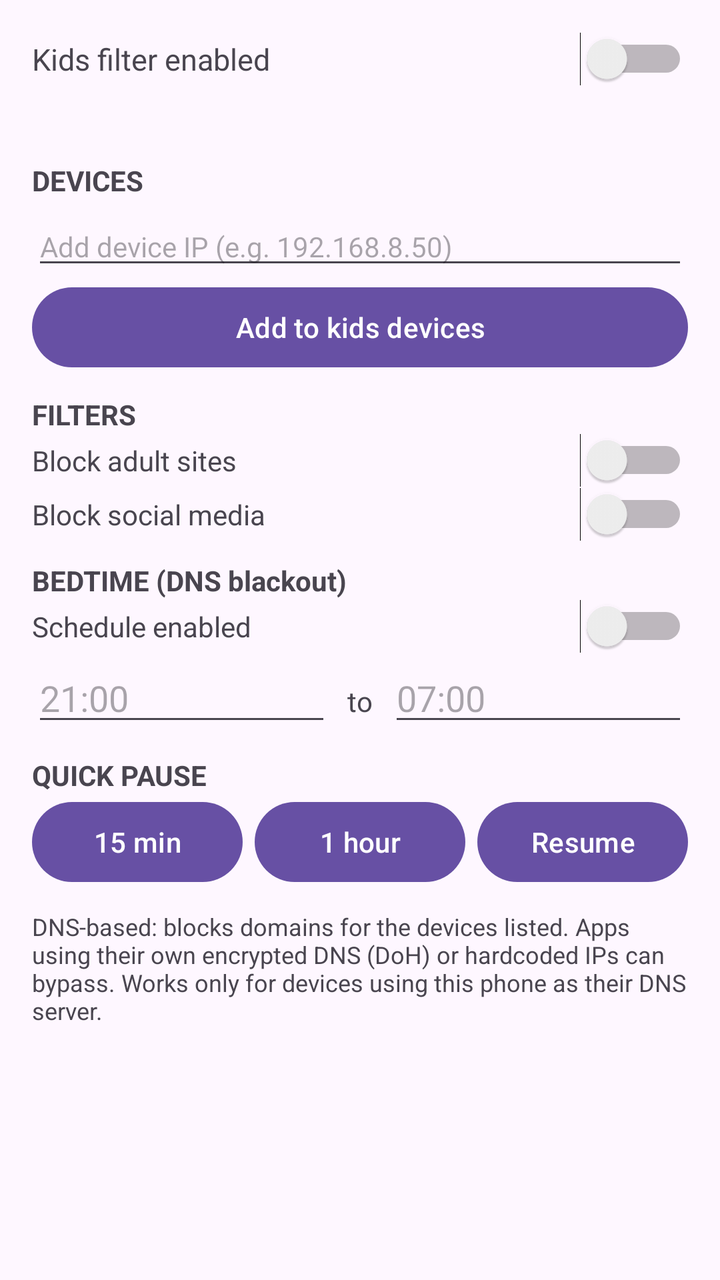
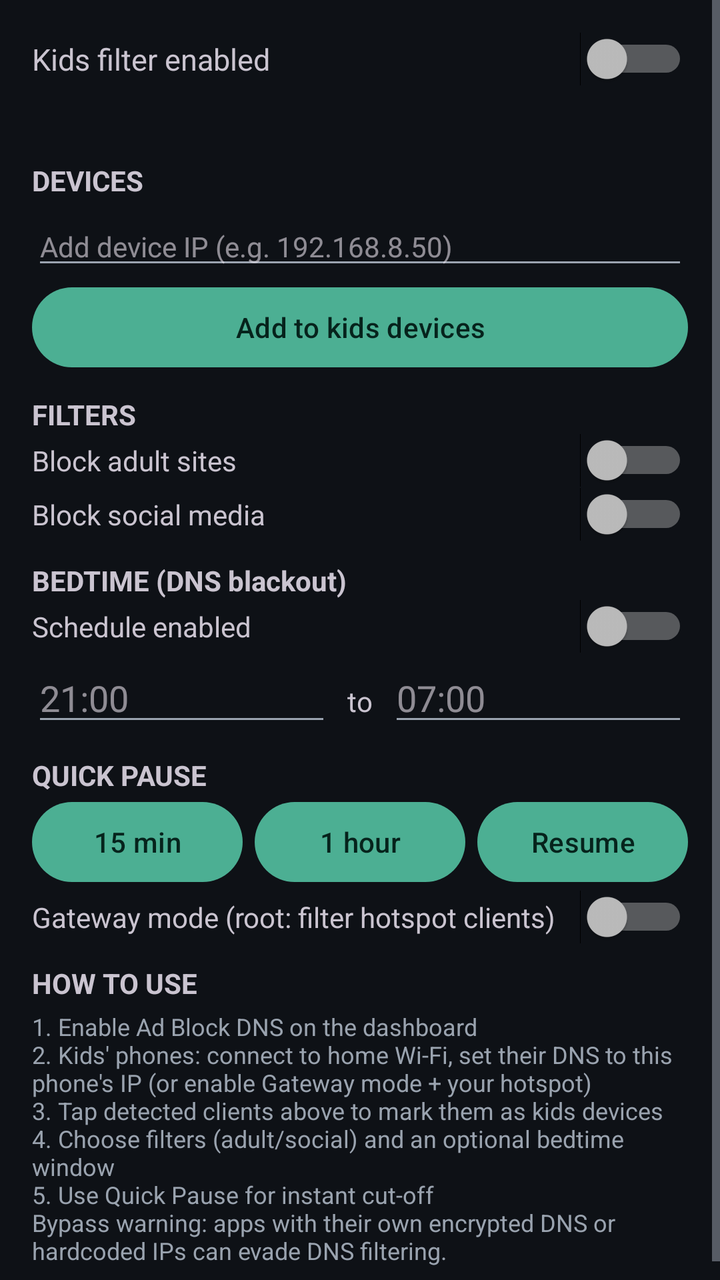

Before-and-after screenshots of an Android layout around one commit, followed by the original layout XML and the change that was made.
<!-- AndroidManifest.xml: application theme Theme.App -->
<!-- res/layout/activity_parental.xml -->
<?xml version="1.0" encoding="utf-8"?>
<ScrollView xmlns:android="http://schemas.android.com/apk/res/android"
    android:layout_width="match_parent"
    android:layout_height="match_parent">

    <LinearLayout
        android:layout_width="match_parent"
        android:layout_height="wrap_content"
        android:orientation="vertical"
        android:padding="16dp">

        <LinearLayout
            android:layout_width="match_parent"
            android:layout_height="wrap_content"
            android:orientation="horizontal"
            android:gravity="center_vertical">
            <TextView
                android:layout_width="0dp"
                android:layout_height="wrap_content"
                android:layout_weight="1"
                android:text="Kids filter enabled"
                android:textSize="15sp"/>
            <Switch
                android:id="@+id/swPcEnabled"
                android:layout_width="wrap_content"
                android:layout_height="wrap_content"/>
        </LinearLayout>

        <TextView
            android:id="@+id/textParental"
            android:layout_width="match_parent"
            android:layout_height="wrap_content"
            android:layout_marginTop="10dp"
            android:textSize="13sp"
            android:fontFamily="monospace"/>

        <TextView
            android:layout_width="match_parent"
            android:layout_height="wrap_content"
            android:layout_marginTop="10dp"
            android:text="DEVICES"
            android:textStyle="bold"/>

        <LinearLayout
            android:id="@+id/devicesBox"
            android:layout_width="match_parent"
            android:layout_height="wrap_content"
            android:orientation="vertical"
            android:layout_marginTop="4dp"/>

        <EditText
            android:id="@+id/etAddDevice"
            android:layout_width="match_parent"
            android:layout_height="wrap_content"
            android:hint="Add device IP (e.g. 192.168.8.50)"
            android:inputType="text"
            android:textSize="14sp"/>

        <Button
            android:id="@+id/buttonAddDevice"
            android:layout_width="match_parent"
            android:layout_height="wrap_content"
            android:text="Add to kids devices"/>

        <TextView
            android:layout_width="match_parent"
            android:layout_height="wrap_content"
            android:layout_marginTop="10dp"
            android:text="FILTERS"
            android:textStyle="bold"/>

        <LinearLayout
            android:layout_width="match_parent"
            android:layout_height="wrap_content"
            android:orientation="horizontal"
            android:gravity="center_vertical">
            <TextView
                android:layout_width="0dp"
                android:layout_height="wrap_content"
                android:layout_weight="1"
                android:text="Block adult sites"/>
            <Switch
                android:id="@+id/swAdult"
                android:layout_width="wrap_content"
                android:layout_height="wrap_content"/>
        </LinearLayout>

        <LinearLayout
            android:layout_width="match_parent"
            android:layout_height="wrap_content"
            android:orientation="horizontal"
            android:gravity="center_vertical">
            <TextView
                android:layout_width="0dp"
                android:layout_height="wrap_content"
                android:layout_weight="1"
                android:text="Block social media"/>
            <Switch
                android:id="@+id/swSocial"
                android:layout_width="wrap_content"
                android:layout_height="wrap_content"/>
        </LinearLayout>

        <TextView
            android:layout_width="match_parent"
            android:layout_height="wrap_content"
            android:layout_marginTop="10dp"
            android:text="BEDTIME (DNS blackout)"
            android:textStyle="bold"/>

        <LinearLayout
            android:layout_width="match_parent"
            android:layout_height="wrap_content"
            android:orientation="horizontal"
            android:gravity="center_vertical">
            <TextView
                android:layout_width="0dp"
                android:layout_height="wrap_content"
                android:layout_weight="1"
                android:text="Schedule enabled"/>
            <Switch
                android:id="@+id/swSchedule"
                android:layout_width="wrap_content"
                android:layout_height="wrap_content"/>
        </LinearLayout>

        <LinearLayout
            android:layout_width="match_parent"
            android:layout_height="wrap_content"
            android:orientation="horizontal">
            <EditText
                android:id="@+id/etStart"
                android:layout_width="0dp"
                android:layout_height="wrap_content"
                android:layout_weight="1"
                android:hint="21:00"
                android:inputType="time"/>
            <TextView
                android:layout_width="wrap_content"
                android:layout_height="wrap_content"
                android:padding="8dp"
                android:text="to"/>
            <EditText
                android:id="@+id/etEnd"
                android:layout_width="0dp"
                android:layout_height="wrap_content"
                android:layout_weight="1"
                android:hint="07:00"
                android:inputType="time"/>
        </LinearLayout>

        <TextView
            android:layout_width="match_parent"
            android:layout_height="wrap_content"
            android:layout_marginTop="10dp"
            android:text="QUICK PAUSE"
            android:textStyle="bold"/>

        <LinearLayout
            android:layout_width="match_parent"
            android:layout_height="wrap_content"
            android:orientation="horizontal">
            <Button
                android:id="@+id/buttonPause15"
                android:layout_width="0dp"
                android:layout_height="wrap_content"
                android:layout_weight="1"
                android:text="15 min"/>
            <Button
                android:id="@+id/buttonPause60"
                android:layout_width="0dp"
                android:layout_height="wrap_content"
                android:layout_weight="1"
                android:layout_marginStart="6dp"
                android:text="1 hour"/>
            <Button
                android:id="@+id/buttonResume"
                android:layout_width="0dp"
                android:layout_height="wrap_content"
                android:layout_weight="1"
                android:layout_marginStart="6dp"
                android:text="Resume"/>
        </LinearLayout>

        <TextView
            android:layout_width="match_parent"
            android:layout_height="wrap_content"
            android:layout_marginTop="10dp"
            android:textSize="12sp"
            android:text="DNS-based: blocks domains for the devices listed. Apps using their own encrypted DNS (DoH) or hardcoded IPs can bypass. Works only for devices using this phone as their DNS server."
            android:textColor="?android:attr/textColorSecondary"/>
    </LinearLayout>
</ScrollView>
<!-- resources referenced by this layout -->
<resources>
  <style name="Theme.App" parent="Theme.Material3.DayNight.NoActionBar" />
</resources>

<!-- the commit's change to res/layout/activity_parental.xml (unified diff, before → after) -->
@@ -182,12 +182,35 @@
                 android:text="Resume"/>
         </LinearLayout>
 
-        <TextView
-            android:layout_width="match_parent"
-            android:layout_height="wrap_content"
-            android:layout_marginTop="10dp"
+        <LinearLayout
+            android:layout_width="match_parent"
+            android:layout_height="wrap_content"
+            android:orientation="horizontal"
+            android:gravity="center_vertical">
+            <TextView
+                android:layout_width="0dp"
+                android:layout_height="wrap_content"
+                android:layout_weight="1"
+                android:text="Gateway mode (root: filter hotspot clients)"/>
+            <Switch
+                android:id="@+id/swGateway"
+                android:layout_width="wrap_content"
+                android:layout_height="wrap_content"/>
+        </LinearLayout>
+
+        <TextView
+            android:layout_width="match_parent"
+            android:layout_height="wrap_content"
+            android:layout_marginTop="10dp"
+            android:text="HOW TO USE"
+            android:textStyle="bold"/>
+
+        <TextView
+            android:layout_width="match_parent"
+            android:layout_height="wrap_content"
+            android:layout_marginTop="4dp"
             android:textSize="12sp"
-            android:text="DNS-based: blocks domains for the devices listed. Apps using their own encrypted DNS (DoH) or hardcoded IPs can bypass. Works only for devices using this phone as their DNS server."
+            android:text="1. Enable Ad Block DNS on the dashboard\n2. Kids' phones: connect to home Wi-Fi, set their DNS to this phone's IP (or enable Gateway mode + your hotspot)\n3. Tap detected clients above to mark them as kids devices\n4. Choose filters (adult/social) and an optional bedtime window\n5. Use Quick Pause for instant cut-off\nBypass warning: apps with their own encrypted DNS or hardcoded IPs can evade DNS filtering."
             android:textColor="?android:attr/textColorSecondary"/>
     </LinearLayout>
 </ScrollView>
<!-- resource entries referenced after the edit -->
@@ -1,5 +1,14 @@
 <!-- resources referenced by this layout -->
 <resources>
-  <style name="Theme.App" parent="Theme.Material3.DayNight.NoActionBar" />
+  <style name="Theme.App" parent="Theme.Material3.Dark.NoActionBar">
+          <item name="android:colorBackground">#0E1116</item>
+          <item name="colorSurface">#171C24</item>
+          <item name="colorPrimary">#4CAF93</item>
+          <item name="colorOnPrimary">#06231C</item>
+          <item name="android:statusBarColor">#0E1116</item>
+          <item name="android:navigationBarColor">#0E1116</item>
+          <item name="android:textColorPrimary">#E6E9EE</item>
+          <item name="android:textColorSecondary">#9AA3AF</item>
+      </style>
 </resources>
 
